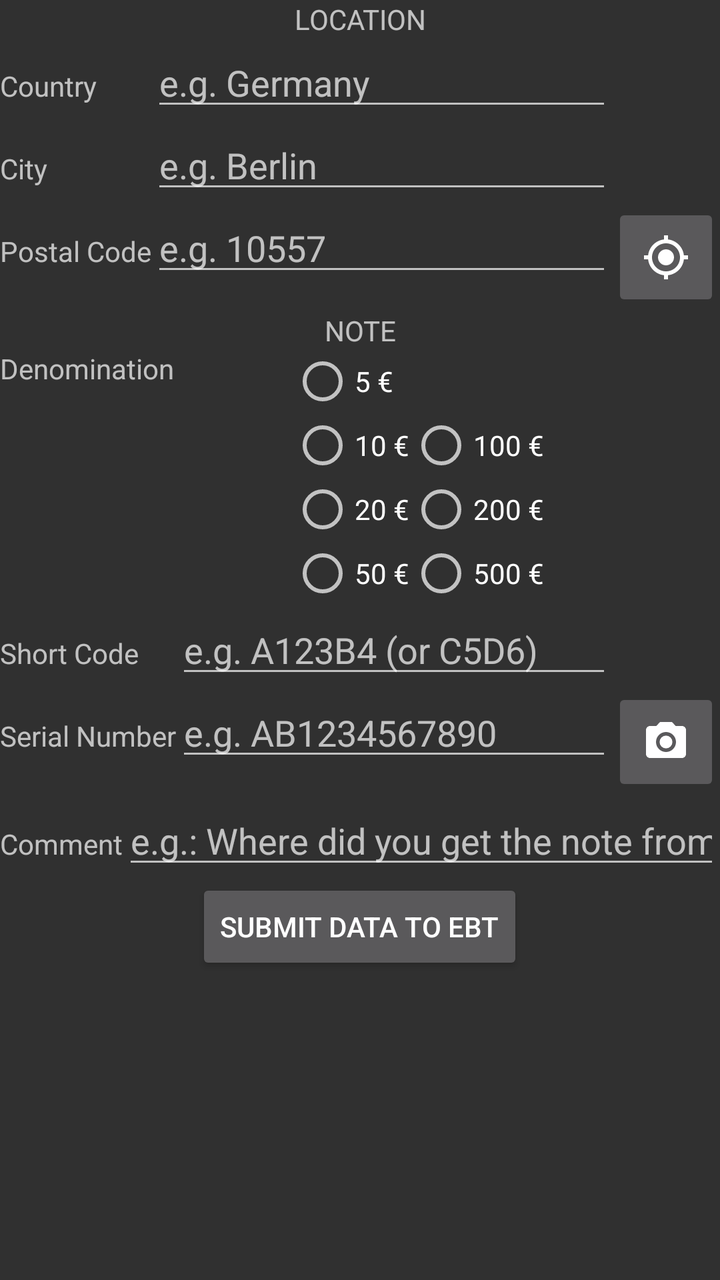
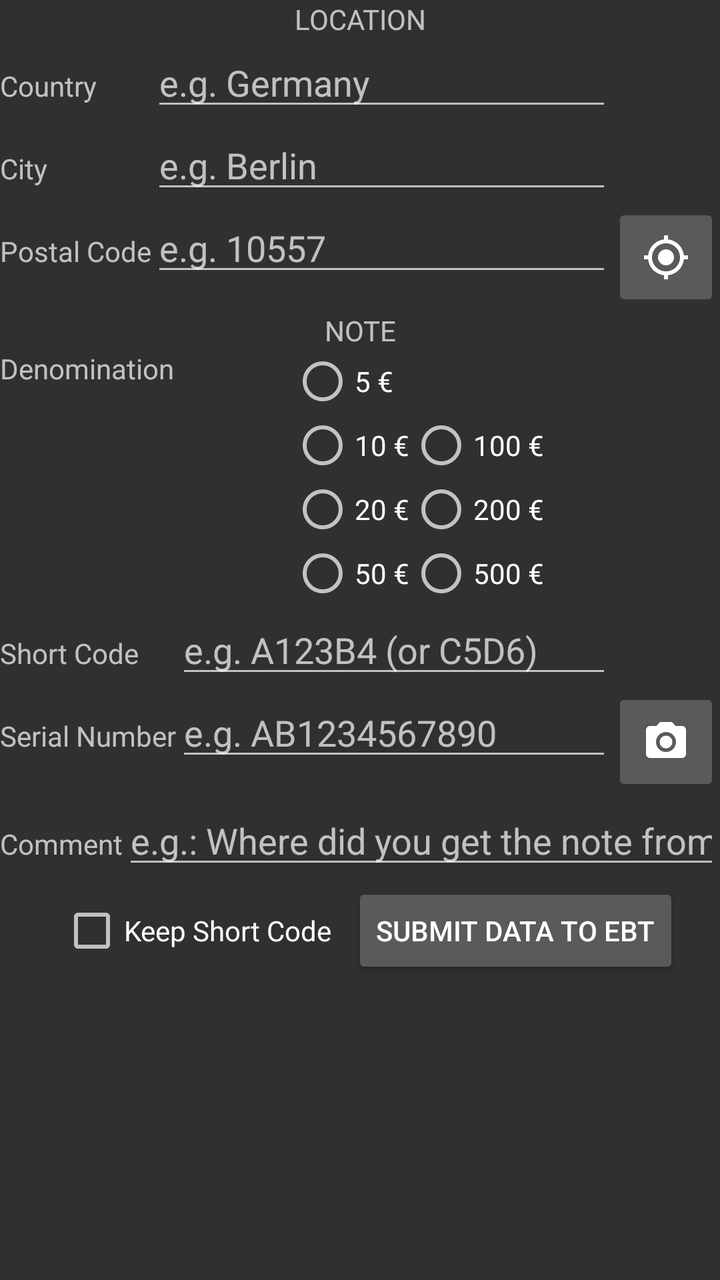

Screens rendered from an Android XML layout before and after an edit, with the pre-edit source and the edit as a unified diff.
<!-- AndroidManifest.xml: application theme AppTheme -->
<!-- res/layout/submit.xml -->
<?xml version="1.0" encoding="utf-8"?>
<ScrollView xmlns:android="http://schemas.android.com/apk/res/android"
    xmlns:tools="http://schemas.android.com/tools"
    android:layout_width="match_parent"
    android:layout_height="wrap_content"
    android:scrollbars="none">
    <LinearLayout
        android:orientation="vertical"
        android:layout_width="match_parent"
        android:layout_height="wrap_content"
        android:scrollbars="vertical">
        
        <TextView
            android:gravity="center"
            android:layout_width="match_parent"
            android:layout_height="wrap_content"
            android:text="@string/location"
            android:textAllCaps="true" />
        <TableLayout
            android:layout_width="match_parent"
            android:layout_height="wrap_content"
            android:orientation="vertical"
            android:shrinkColumns="1"
            android:stretchColumns="1">
            <TableRow>
                <TextView android:text="@string/country" />
                
                <EditText
                    android:id="@+id/edit_text_country"
                    android:autofillHints=""
                    android:hint="@string/country_hint"
                    android:nextFocusDown="@+id/edit_text_city"
                    android:singleLine="true"
                    android:inputType="textAutoComplete"/>
            </TableRow>
            <TableRow>
                <TextView android:text="@string/city" />
                
                <EditText
                    android:id="@+id/edit_text_city"
                    android:autofillHints=""
                    android:hint="@string/city_hint"
                    android:nextFocusDown="@+id/edit_text_postal_code"
                    android:singleLine="true"
                    android:inputType="textAutoComplete" />
            </TableRow>
            <TableRow>
                <TextView android:text="@string/postal_code" />
                
                <EditText
                    android:id="@+id/edit_text_postal_code"
                    android:autofillHints="postalCode"
                    android:hint="@string/postal_code_hint"
                    android:inputType="textPostalAddress"
                    android:nextFocusDown="@+id/edit_text_short_code"
                    android:singleLine="true" />
                <ImageButton
                    android:id="@+id/location_button"
                    android:src="@drawable/ic_baseline_my_location_24"
                    android:padding="15dp"
                    android:contentDescription="@string/get_location"
                    android:tooltipText="@string/get_location" />
            </TableRow>
        </TableLayout>
        <TextView
            android:gravity="center"
            android:layout_width="match_parent"
            android:layout_height="wrap_content"
            android:text="@string/note"
            android:textAllCaps="true" />
        <LinearLayout
            android:orientation="horizontal"
            android:layout_width="match_parent"
            android:layout_height="wrap_content">
            <TextView
                android:layout_width="wrap_content"
                android:layout_height="wrap_content"
                android:text="@string/denomination" />
            <View
                android:layout_width="0dp"
                android:layout_height="match_parent"
                android:layout_weight="2" />
            <RadioGroup
                android:id="@+id/radio_group_1"
                android:layout_width="wrap_content"
                android:layout_height="wrap_content"
                android:orientation="vertical">
                <RadioButton
                    android:id="@+id/radio_5"
                    android:layout_width="wrap_content"
                    android:layout_height="wrap_content"
                    android:text="@string/eur5" />
                <RadioButton
                    android:id="@+id/radio_10"
                    android:layout_width="wrap_content"
                    android:layout_height="wrap_content"
                    android:text="@string/eur10" />
                <RadioButton
                    android:id="@+id/radio_20"
                    android:layout_width="wrap_content"
                    android:layout_height="wrap_content"
                    android:text="@string/eur20" />
                <RadioButton
                    android:id="@+id/radio_50"
                    android:layout_width="wrap_content"
                    android:layout_height="wrap_content"
                    android:text="@string/eur50" />
            </RadioGroup>
            <RadioGroup
                android:id="@+id/radio_group_2"
                android:layout_width="wrap_content"
                android:layout_height="wrap_content"
                android:orientation="vertical"
                android:layout_gravity="bottom">
                <RadioButton
                    android:id="@+id/radio_100"
                    android:layout_width="wrap_content"
                    android:layout_height="wrap_content"
                    android:text="@string/eur100" />
                <RadioButton
                    android:id="@+id/radio_200"
                    android:layout_width="wrap_content"
                    android:layout_height="wrap_content"
                    android:text="@string/eur200" />
                <RadioButton
                    android:id="@+id/radio_500"
                    android:layout_width="wrap_content"
                    android:layout_height="wrap_content"
                    android:text="@string/eur500" />
            </RadioGroup>
            <View
                android:layout_width="0dp"
                android:layout_height="match_parent"
                android:layout_weight="3" />
        </LinearLayout>
        <TableLayout
            android:layout_width="match_parent"
            android:layout_height="wrap_content"
            android:orientation="vertical"
            android:shrinkColumns="1"
            android:stretchColumns="1">
            <TableRow>
                <TextView android:text="@string/short_code" />
                <EditText
                    android:id="@+id/edit_text_short_code"
                    android:maxLength="6"
                    android:autofillHints=""
                    android:hint="@string/short_code_hint"
                    android:inputType="textCapCharacters"
                    android:nextFocusDown="@+id/edit_text_serial_number"
                    android:singleLine="true" />

            </TableRow>
            <TableRow>
                <TextView android:text="@string/serial_number" />
                <EditText
                    android:id="@+id/edit_text_serial_number"
                    android:autofillHints=""
                    android:maxLength="14"
                    android:hint="@string/serial_number_hint"
                    android:inputType="textCapCharacters"
                    android:nextFocusDown="@+id/edit_text_comment"
                    android:singleLine="true"
                    tools:ignore="TextFields" />
                <ImageButton
                    android:id="@+id/photo_button"
                    android:src="@drawable/ic_baseline_photo_camera_24"
                    android:padding="15dp"
                    android:contentDescription="@string/acquire"
                    android:tooltipText="@string/acquire" />
            </TableRow>
        </TableLayout>
        <LinearLayout
            android:orientation="horizontal"
            android:layout_width="match_parent"
            android:layout_height="wrap_content">
            <TextView
                android:text="@string/comment"
                android:layout_width="wrap_content"
                android:layout_height="wrap_content" />
            <AutoCompleteTextView
                android:id="@+id/edit_text_comment"
                android:layout_width="match_parent"
                android:layout_height="wrap_content"
                android:hint="@string/comment_hint"
                android:completionThreshold="1"
                android:imeOptions="actionDone"
                android:singleLine="true" />
        </LinearLayout>
        <Button
            android:id="@+id/submit_button"
            android:layout_width="wrap_content"
            android:layout_height="wrap_content"
            android:layout_gravity="center"
            android:text="@string/submit" />
    </LinearLayout>
</ScrollView>
<!-- resources referenced by this layout -->
<resources>
  <!-- drawable ic_baseline_my_location_24 (drawable) -->
  <vector android:height="24dp" android:tint="#FFFFFF"
      android:viewportHeight="24" android:viewportWidth="24"
      android:width="24dp" xmlns:android="http://schemas.android.com/apk/res/android">
      <path android:fillColor="@android:color/white" android:pathData="M12,8c-2.21,0 -4,1.79 -4,4s1.79,4 4,4 4,-1.79 4,-4 -1.79,-4 -4,-4zM20.94,11c-0.46,-4.17 -3.77,-7.48 -7.94,-7.94L13,1h-2v2.06C6.83,3.52 3.52,6.83 3.06,11L1,11v2h2.06c0.46,4.17 3.77,7.48 7.94,7.94L11,23h2v-2.06c4.17,-0.46 7.48,-3.77 7.94,-7.94L23,13v-2h-2.06zM12,19c-3.87,0 -7,-3.13 -7,-7s3.13,-7 7,-7 7,3.13 7,7 -3.13,7 -7,7z"/>
  </vector>
  <!-- drawable ic_baseline_photo_camera_24 (drawable) -->
  <vector android:height="24dp" android:tint="#FFFFFF"
      android:viewportHeight="24" android:viewportWidth="24"
      android:width="24dp" xmlns:android="http://schemas.android.com/apk/res/android">
      <path android:fillColor="@android:color/white" android:pathData="M12,12m-3.2,0a3.2,3.2 0,1 1,6.4 0a3.2,3.2 0,1 1,-6.4 0"/>
      <path android:fillColor="@android:color/white" android:pathData="M9,2L7.17,4L4,4c-1.1,0 -2,0.9 -2,2v12c0,1.1 0.9,2 2,2h16c1.1,0 2,-0.9 2,-2L22,6c0,-1.1 -0.9,-2 -2,-2h-3.17L15,2L9,2zM12,17c-2.76,0 -5,-2.24 -5,-5s2.24,-5 5,-5 5,2.24 5,5 -2.24,5 -5,5z"/>
  </vector>
  <string name="acquire">take a photo and acquire the values</string>
  <string name="city">City</string>
  <string name="city_hint">e.g. Berlin</string>
  <string name="comment">Comment</string>
  <string name="comment_hint">e.g.: Where did you get the note from? …</string>
  <string name="country">Country</string>
  <string name="country_hint">e.g. Germany</string>
  <string name="denomination">Denomination</string>
  <string name="eur10" translatable="false">10 €</string>
  <string name="eur100" translatable="false">100 €</string>
  <string name="eur20" translatable="false">20 €</string>
  <string name="eur200" translatable="false">200 €</string>
  <string name="eur5" translatable="false">5 €</string>
  <string name="eur50" translatable="false">50 €</string>
  <string name="eur500" translatable="false">500 €</string>
  <string name="get_location">get the current location from the device</string>
  <string name="location">Location</string>
  <string name="note">Note</string>
  <string name="postal_code">Postal Code</string>
  <string name="postal_code_hint">e.g. 10557</string>
  <string name="serial_number">Serial Number</string>
  <string name="serial_number_hint">e.g. AB1234567890</string>
  <string name="short_code">Short Code</string>
  <string name="short_code_hint">e.g. A123B4 (or C5D6)</string>
  <string name="submit">Submit Data to EBT</string>
  <style name="AppTheme" parent="Theme.MaterialComponents.Bridge">
          <item name="colorAccent">@color/holo_orange_light</item>
      </style>
  <color name="holo_orange_light">@android:color/holo_orange_light</color>
</resources>

<!-- the commit's change to res/layout/submit.xml (unified diff, before → after) -->
@@ -183,15 +183,28 @@
                 android:layout_width="match_parent"
                 android:layout_height="wrap_content"
                 android:hint="@string/comment_hint"
+                android:nextFocusDown="@+id/checkbox_keep_short_code"
                 android:completionThreshold="1"
                 android:imeOptions="actionDone"
                 android:singleLine="true" />
         </LinearLayout>
-        <Button
-            android:id="@+id/submit_button"
-            android:layout_width="wrap_content"
-            android:layout_height="wrap_content"
-            android:layout_gravity="center"
-            android:text="@string/submit" />
+        <LinearLayout
+            android:orientation="horizontal"
+            android:layout_width="match_parent"
+            android:layout_height="wrap_content"
+            android:gravity="center">
+            <CheckBox
+                android:id="@+id/checkbox_keep_short_code"
+                android:layout_width="wrap_content"
+                android:layout_height="wrap_content"
+                android:layout_margin="10dp"
+                android:text="@string/keep_short_code" />
+            <Button
+                android:id="@+id/submit_button"
+                android:layout_width="wrap_content"
+                android:layout_height="wrap_content"
+                android:layout_gravity="center"
+                android:text="@string/submit" />
+        </LinearLayout>
     </LinearLayout>
 </ScrollView>
<!-- resource entries referenced after the edit -->
@@ -29,6 +29,7 @@
   <string name="eur50" translatable="false">50 €</string>
   <string name="eur500" translatable="false">500 €</string>
   <string name="get_location">get the current location from the device</string>
+  <string name="keep_short_code">Keep Short Code</string>
   <string name="location">Location</string>
   <string name="note">Note</string>
   <string name="postal_code">Postal Code</string>
